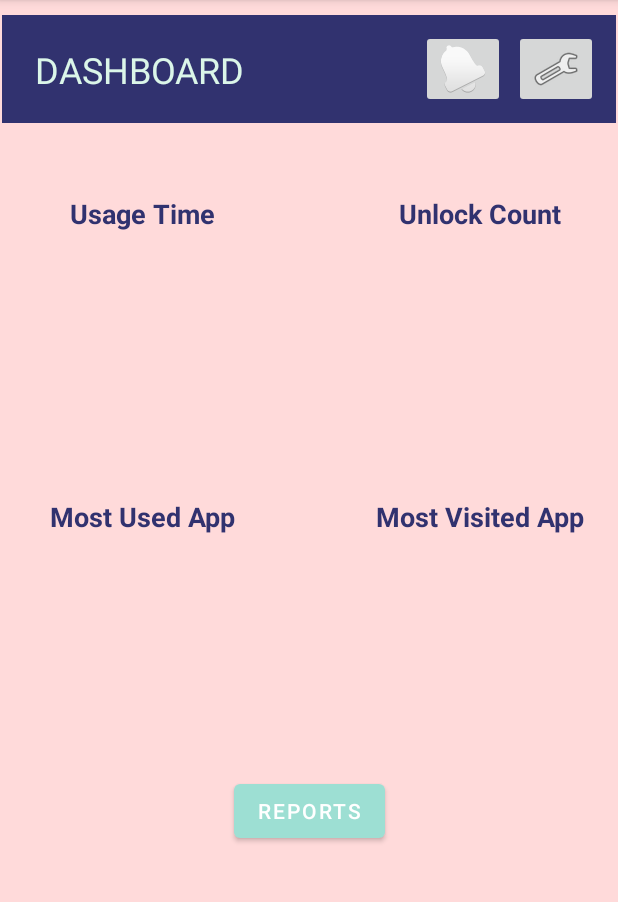
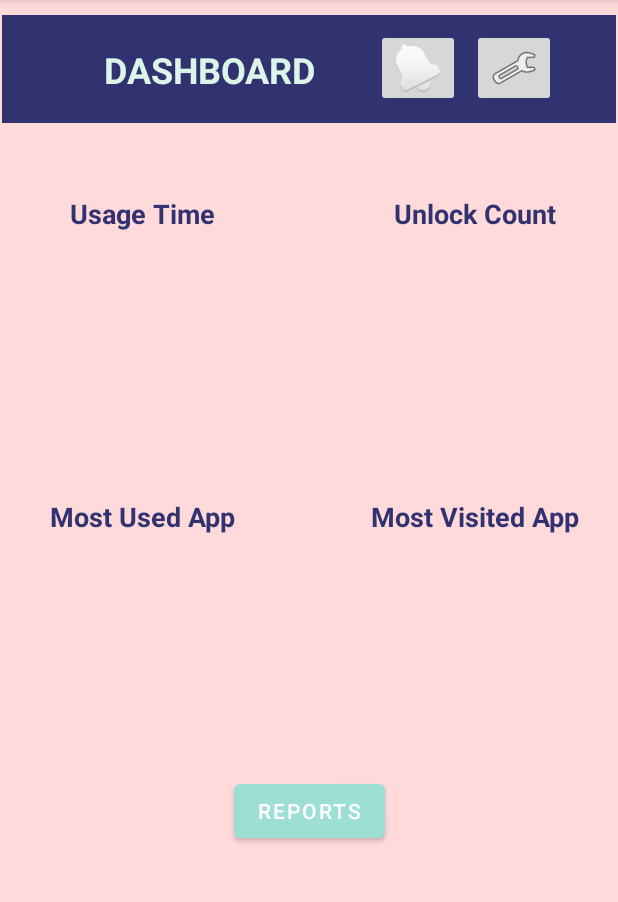
Before and after one commit to prabhatsn1/AppTimer, an Android app: the Dashboard screen opened directly, with no data from a screen before it, on a phone screen of 412 x 824 dp, the part 84-986 px from its top. Run offline under Robolectric (Android 15) with nearby library versions, the phone set to English and light mode, and no system bars.

Commit message:
Dashboard Activity Complete

```diff
--- a/app/src/main/java/com/collabcode/apptimer/Dashboard.kt
+++ b/app/src/main/java/com/collabcode/apptimer/Dashboard.kt
@@ -1,11 +1,23 @@
 package com.collabcode.apptimer
 
+import android.app.Application
+import android.content.Intent
 import androidx.appcompat.app.AppCompatActivity
 import android.os.Bundle
+import android.view.View
+import android.widget.Button
+import android.widget.Toast
 
 class Dashboard : AppCompatActivity() {
     override fun onCreate(savedInstanceState: Bundle?) {
         super.onCreate(savedInstanceState)
         setContentView(R.layout.activity_dashboard)
+
+        val reportBtn = findViewById<Button>(R.id.reportBtn)
+        reportBtn.setOnClickListener(View.OnClickListener {
+            //val mActivity = Intent(this,MonitorActivity::class.java)
+            //startActivity(mActivity)
+            Toast.makeText(applicationContext,"Wait for the page ",Toast.LENGTH_LONG).show()
+        })
     }
 }
--- a/app/src/main/res/layout/activity_dashboard.xml
+++ b/app/src/main/res/layout/activity_dashboard.xml
@@ -21,11 +21,14 @@
             android:id="@+id/textView2"
             android:layout_width="wrap_content"
             android:layout_height="wrap_content"
-            android:layout_marginStart="22dp"
+            android:layout_marginStart="27dp"
             android:text="@string/dashboard"
             android:textColor="@color/C2"
             android:textSize="24sp"
+            android:textStyle="bold"
             app:layout_constraintBottom_toBottomOf="parent"
+            app:layout_constraintEnd_toStartOf="@+id/notificationBtn"
+            app:layout_constraintHorizontal_bias="0.5"
             app:layout_constraintStart_toStartOf="parent"
             app:layout_constraintTop_toTopOf="parent" />
 
@@ -33,22 +36,24 @@
             android:id="@+id/notificationBtn"
             android:layout_width="wrap_content"
             android:layout_height="wrap_content"
-            android:layout_marginEnd="6dp"
+            android:layout_marginEnd="8dp"
             android:contentDescription="@string/notification"
             app:layout_constraintBottom_toBottomOf="parent"
             app:layout_constraintEnd_toStartOf="@+id/settingBtn"
             app:layout_constraintTop_toTopOf="parent"
+            app:layout_constraintVertical_bias="0.476"
             app:srcCompat="@android:drawable/ic_popup_reminder" />
 
         <ImageButton
             android:id="@+id/settingBtn"
             android:layout_width="wrap_content"
             android:layout_height="wrap_content"
-            android:layout_marginEnd="12dp"
+            android:layout_marginEnd="40dp"
             android:contentDescription="@string/setting"
             app:layout_constraintBottom_toBottomOf="parent"
             app:layout_constraintEnd_toEndOf="parent"
             app:layout_constraintTop_toTopOf="parent"
+            app:layout_constraintVertical_bias="0.476"
             app:srcCompat="@android:drawable/ic_menu_manage" />
     </androidx.constraintlayout.widget.ConstraintLayout>
 
@@ -84,10 +89,10 @@
     <LinearLayout
         android:layout_width="139dp"
         android:layout_height="143dp"
-        android:layout_marginStart="86dp"
         android:layout_marginTop="48dp"
+        android:layout_marginEnd="25dp"
         android:orientation="vertical"
-        app:layout_constraintStart_toEndOf="@+id/linearLayout"
+        app:layout_constraintEnd_toEndOf="parent"
         app:layout_constraintTop_toBottomOf="@+id/constraintLayout">
 
         <TextView
@@ -141,10 +146,10 @@
     <LinearLayout
         android:layout_width="139dp"
         android:layout_height="143dp"
-        android:layout_marginStart="86dp"
         android:layout_marginTop="250dp"
+        android:layout_marginEnd="25dp"
         android:orientation="vertical"
-        app:layout_constraintStart_toEndOf="@+id/linearLayout2"
+        app:layout_constraintEnd_toEndOf="parent"
         app:layout_constraintTop_toBottomOf="@+id/constraintLayout">
 
         <TextView
--- a/app/src/main/res/layout/activity_monitor.xml
+++ b/app/src/main/res/layout/activity_monitor.xml
@@ -21,10 +21,10 @@
         android:id="@+id/nextBtn"
         android:layout_width="wrap_content"
         android:layout_height="wrap_content"
-        android:layout_marginStart="167dp"
         android:layout_marginTop="10dp"
+        android:layout_marginEnd="34dp"
         android:text="@string/next"
-        app:layout_constraintStart_toEndOf="@+id/backBtn"
+        app:layout_constraintEnd_toEndOf="parent"
         app:layout_constraintTop_toBottomOf="@+id/scrollView2" />
 
     <ScrollView
```
